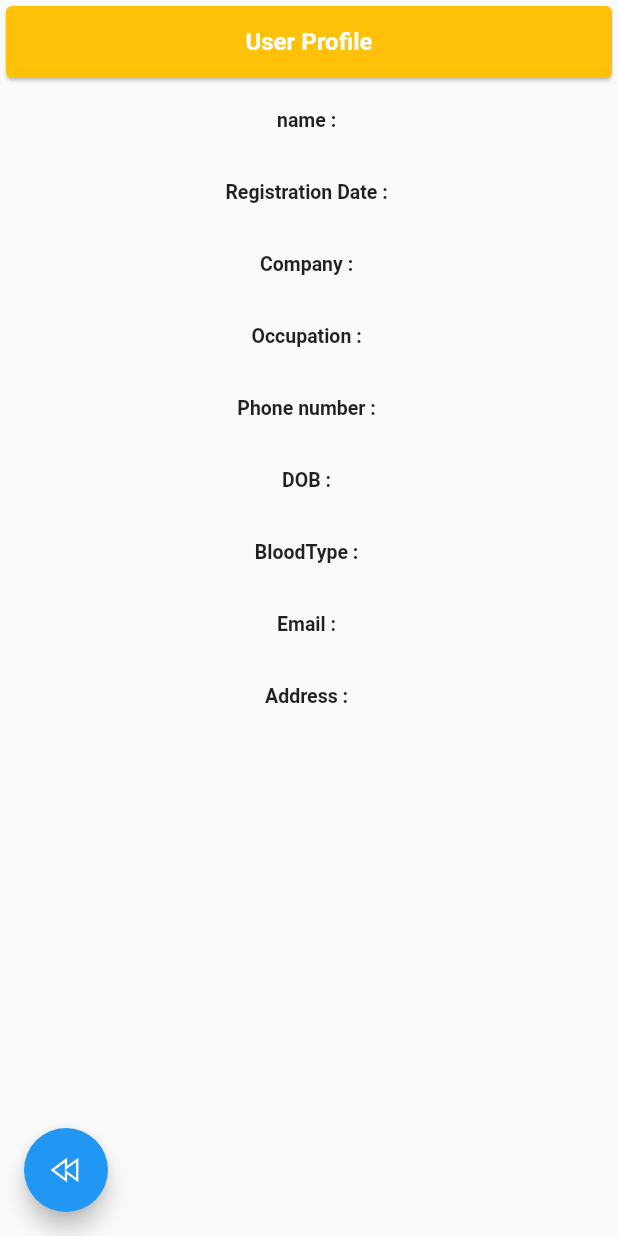
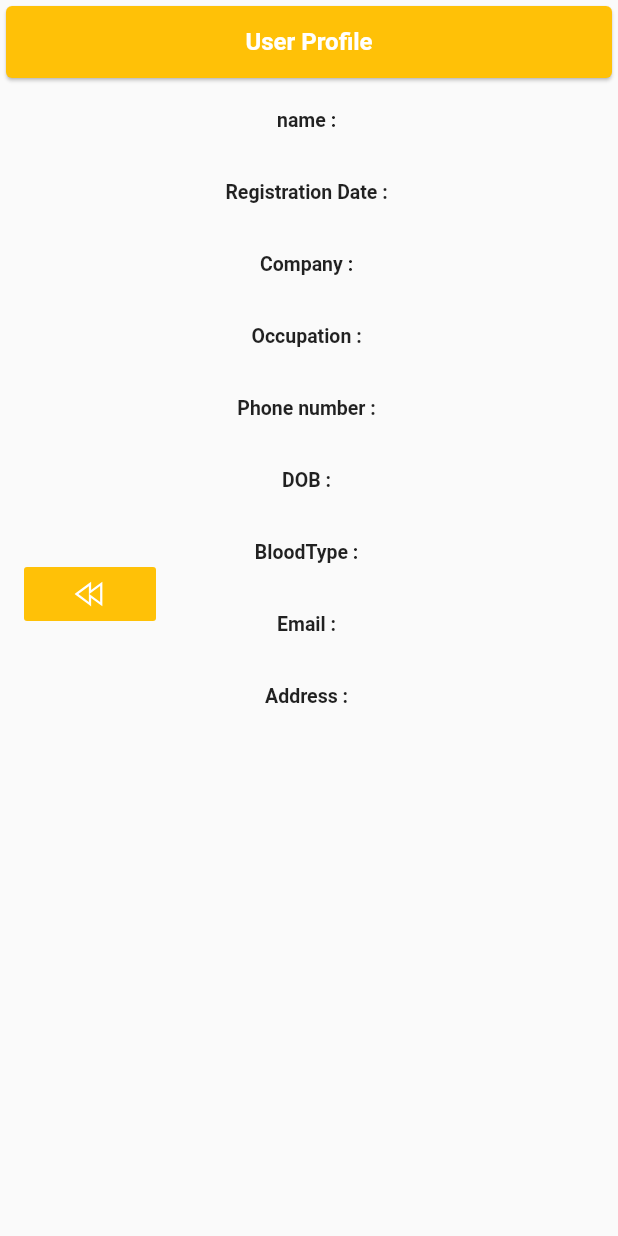
Before and after one commit to matovu-farid/medClientApp, a Flutter app: the UserInfoDisplay screen opened directly with empty values, on a phone screen of 412 x 824 dp. Run offline on Flutter 3.47's test engine with Material 2 defaults, Android fonts, the phone set to English and light mode, and no system bars; our stand-ins replace cloud_firestore, firebase_core, image_picker, line_awesome_flutter, loading_indicator; missing offline and left inert: barcode_flutter, firebase_ml_vision, lipsum, regexpattern; accounts and stored records are empty; generated files the repository leaves out were written again; project files that could hold a hidden picture were left out.

```diff
--- a/lib/barcode_files/firebase_ml.dart
+++ b/lib/barcode_files/firebase_ml.dart
@@ -9,13 +9,13 @@ import 'package:image_picker/image_picker.dart';
 class BarcodeDetectorMachine {
 
    Future<PickedFile> pickImage()async{
-      PickedFile pickedImage= await ImagePicker().getImage(source: ImageSource.camera);
+      PickedFile pickedImage= await ImagePicker().getImage(source: ImageSource.gallery);
 
       return pickedImage;
    }
 
    final BarcodeDetector barcodeDetector = FirebaseVision.instance.barcodeDetector();
-  Future<String> detectBarcodes()async{
+  Future<Map> detectBarcodes()async{
     final FirebaseVisionImage visionImage =
     //FirebaseVisionImage.fromBytes(await pickImage(),null);
     FirebaseVisionImage.fromFile(File((await pickImage()).path));
@@ -99,7 +99,7 @@ class BarcodeDetectorMachine {
       }
 
       barcodeDetector.close();
-      return result;
+      return {'result':result,'display value':barcode.displayValue};
     }
   }
 
--- a/lib/widgets/views/user_profile_display.dart
+++ b/lib/widgets/views/user_profile_display.dart
@@ -17,14 +17,7 @@ class UserInfoDisplay extends StatelessWidget{
       floatingActionButtonLocation: FloatingActionButtonLocation.startFloat,
       floatingActionButton: Consumer<MedicalClientProvider>(
         builder: (context, provider,child) {
-          return FloatingActionButton(
-            child: Icon(
-              LineAwesomeIcons.backward,
-              color: Colors.white,
-            ),
-            onPressed: (){
-              provider.changeIsOptionsSelected();
-              Navigator.of(context).pop();});
+          return GoBackButton();
         }
       ),
       body: Container(
```
Also changed, not shown: lib/retrieve_client.dart (+7 -20 lines), pubspec.lock, 1 other file.
